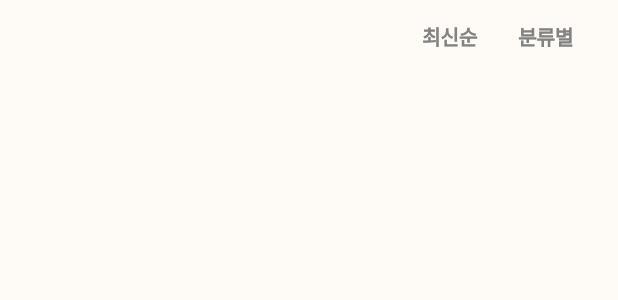
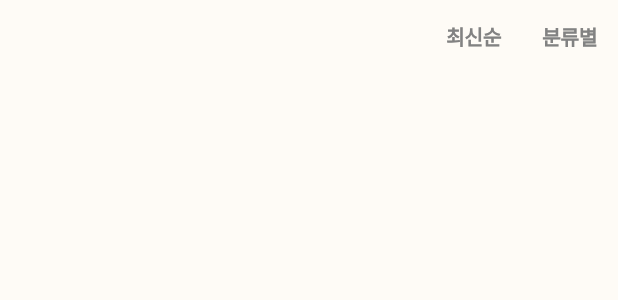
Before and after one commit to itbebop/flutter_moneybag_2024, a Flutter app: the SortButton widget shown alone on an empty page, opened directly, on a phone screen of 412 x 824 dp. Shown: the top 300 px of the screen. Run offline on Flutter 3.47's test engine with Material 3 defaults, Android fonts, the phone set to English and light mode, and no system bars; our stand-ins replace cloud_firestore, easy_localization, firebase_auth, firebase_core, firebase_storage, flutter_dotenv and 10 more; missing offline and left inert: kakao_flutter_sdk_user; accounts and stored records are empty; generated files the repository leaves out were written again; network calls fail; Roboto replaces fonts that are missing (Inter).

Commit message:
style: UI 조정

```diff
--- a/lib/common/common_component/sort_button.dart
+++ b/lib/common/common_component/sort_button.dart
@@ -21,9 +21,7 @@ class SortButton extends StatelessWidget {
           title ?? '',
           style: UiConfig.h3Style.copyWith(fontWeight: UiConfig.semiBoldFont),
         ),
-        Padding(
-          padding: const EdgeInsets.symmetric(horizontal: 16),
-          child: Row(
+        Row(
           children: [
             TextButton(
               onPressed: () {},
@@ -46,7 +44,6 @@ class SortButton extends StatelessWidget {
               ),
             ),
           ],
-          ),
         )
       ],
     );
```
Also changed, not shown: lib/screen/tab/report/report_list_fragment.dart (+7 -13 lines). Lines whose indentation alone changed are shown as unchanged.
